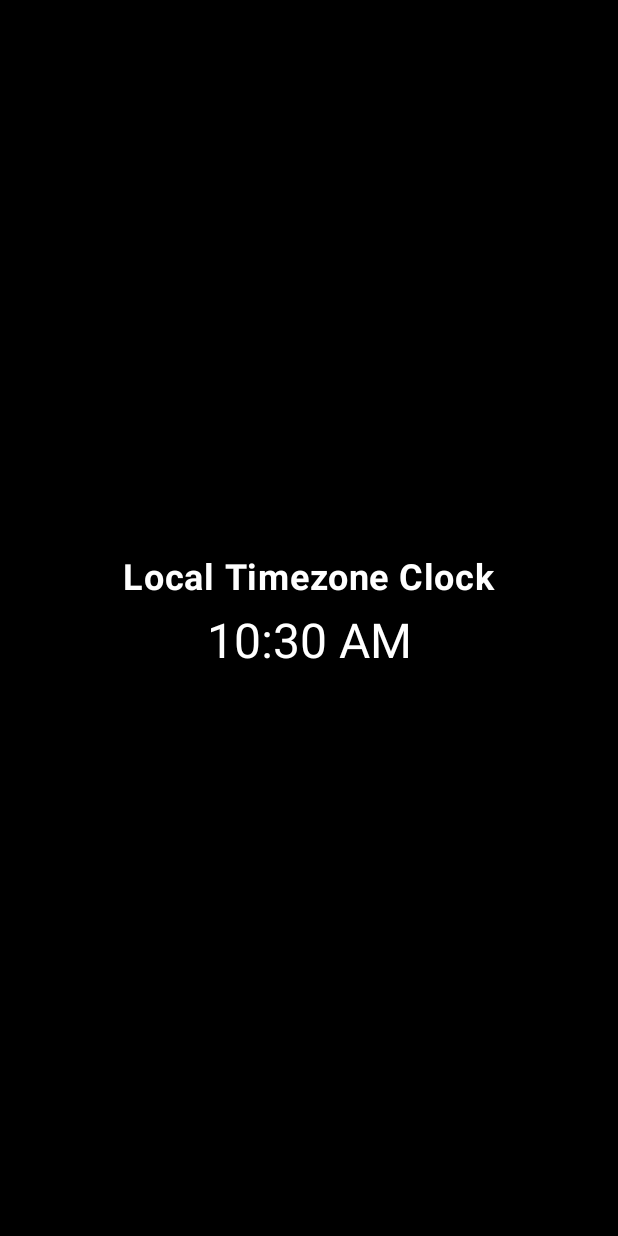
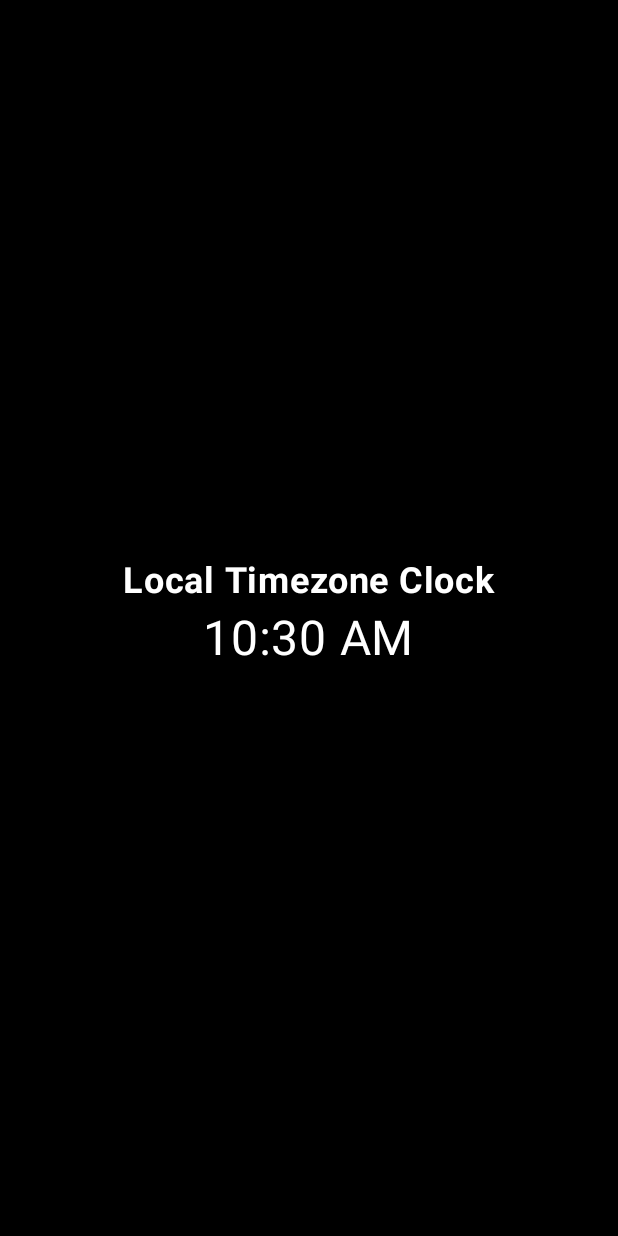
Before and after one commit to RCarson10/Timer, an Android app built with Jetpack Compose: the screen it shows after launch (MainActivity), on a phone screen of 412 x 824 dp. Run offline under Robolectric (Android 15) with nearby library versions, the phone set to English and light mode, and no system bars.

Commit message:
The clock now updates automatically and the project dependencies were updated so the syntax errors were taken care of

```diff
--- a/app/build.gradle.kts
+++ b/app/build.gradle.kts
@@ -40,7 +40,6 @@ android {
 }
 
 dependencies {
-
     implementation(libs.androidx.core.ktx)
     implementation(libs.androidx.lifecycle.runtime.ktx)
     implementation(libs.androidx.activity.compose)
--- a/app/src/main/java/com/personal/timer/MainActivity.kt
+++ b/app/src/main/java/com/personal/timer/MainActivity.kt
@@ -1,7 +1,6 @@
 package com.personal.timer
 
 import android.os.Bundle
-import android.widget.TextClock
 import androidx.activity.ComponentActivity
 import androidx.activity.compose.setContent
 import androidx.activity.enableEdgeToEdge
@@ -10,9 +9,13 @@ import androidx.compose.foundation.layout.Arrangement
 import androidx.compose.foundation.layout.Column
 import androidx.compose.foundation.layout.fillMaxSize
 import androidx.compose.foundation.layout.padding
-import androidx.compose.material3.Scaffold
 import androidx.compose.material3.Text
 import androidx.compose.runtime.Composable
+import androidx.compose.runtime.LaunchedEffect
+import androidx.compose.runtime.getValue
+import androidx.compose.runtime.mutableStateOf
+import androidx.compose.runtime.remember
+import androidx.compose.runtime.setValue
 import androidx.compose.ui.Alignment
 import androidx.compose.ui.Modifier
 import androidx.compose.ui.graphics.Color
@@ -20,9 +23,12 @@ import androidx.compose.ui.text.font.FontWeight
 import androidx.compose.ui.tooling.preview.Preview
 import androidx.compose.ui.unit.dp
 import androidx.compose.ui.unit.sp
-import androidx.compose.ui.viewinterop.AndroidView
-import androidx.core.content.ContextCompat
 import com.personal.timer.ui.theme.TimerTheme
+import com.personal.timer.ui.theme.views.DisplayTextClock
+import kotlinx.coroutines.delay
+import java.text.SimpleDateFormat
+import java.util.Date
+import java.util.Locale
 
 class MainActivity : ComponentActivity() {
     override fun onCreate(savedInstanceState: Bundle?) {
@@ -36,44 +42,6 @@ class MainActivity : ComponentActivity() {
     }
 }
 
-@Composable
-fun DisplayTextClock() {
-    Column(
-        modifier = Modifier.fillMaxSize()
-            .background(color = Color.Black),
-        horizontalAlignment = Alignment.CenterHorizontally,
-        verticalArrangement = Arrangement.Center
-    ) {
-        Text("Local Timezone Clock",
-            fontWeight = FontWeight.Bold,
-            color = Color.White,
-            fontSize = 24.sp,
-            )
-        // Android view composable to use xml views in compose
-        AndroidView(
-            factory = { context ->
-
-                // Text Clock
-                TextClock(context).apply {
-
-                    // set hour format
-                    format12Hour = "hh:mm a"
-
-                    // set time zone
-                    timeZone = timeZone
-
-                    // set text size
-                    textSize= 32f
-
-                    // set text color
-                    setTextColor(ContextCompat.getColor(context, R.color.white))
-                }
-            },
-            modifier = Modifier.padding(5.dp),
-        )
-    }
-}
-
 @Preview(showBackground = true)
 @Composable
 fun ClockPreview() {
--- /dev/null
+++ b/app/src/main/java/com/personal/timer/ui/theme/views/TextClockView.kt
@@ -0,0 +1,63 @@
+package com.personal.timer.ui.theme.views
+
+import androidx.compose.foundation.background
+import androidx.compose.foundation.layout.Arrangement
+import androidx.compose.foundation.layout.Column
+import androidx.compose.foundation.layout.fillMaxSize
+import androidx.compose.foundation.layout.padding
+import androidx.compose.material3.Text
+import androidx.compose.runtime.Composable
+import androidx.compose.runtime.LaunchedEffect
+import androidx.compose.runtime.getValue
+import androidx.compose.runtime.mutableStateOf
+import androidx.compose.runtime.remember
+import androidx.compose.runtime.setValue
+import androidx.compose.ui.Alignment
+import androidx.compose.ui.Modifier
+import androidx.compose.ui.graphics.Color
+import androidx.compose.ui.text.font.FontWeight
+import androidx.compose.ui.unit.dp
+import androidx.compose.ui.unit.sp
+import kotlinx.coroutines.delay
+import java.text.SimpleDateFormat
+import java.util.Date
+import java.util.Locale
+
+@Composable
+fun DisplayTextClock() {
+    // Declares a mutable state variable `currentTime` to store the current time.
+    // The state is remembered across recompositions and triggers UI updates when its value changes.
+    var currentTime by remember { mutableStateOf(getCurrentTime()) }
+
+    // Update the time every second
+    LaunchedEffect(Unit) {
+        while (true) {
+            currentTime = getCurrentTime()
+            delay(1000L) // 1 second
+        }
+    }
+    Column(
+        modifier = Modifier.fillMaxSize()
+            .background(color = Color.Black),
+        horizontalAlignment = Alignment.CenterHorizontally,
+        verticalArrangement = Arrangement.Center
+    ) {
+        Text("Local Timezone Clock",
+            fontWeight = FontWeight.Bold,
+            color = Color.White,
+            fontSize = 24.sp,
+        )
+        Text(
+            text = currentTime,
+            color = Color.White,
+            fontSize = 32.sp,
+            modifier = Modifier.padding(5.dp)
+        )
+    }
+}
+
+// Helper function to get the current time and return it as a formatted string
+fun getCurrentTime(): String {
+    val dateFormat = SimpleDateFormat("hh:mm a", Locale.getDefault())
+    return dateFormat.format(Date())
+}
```
